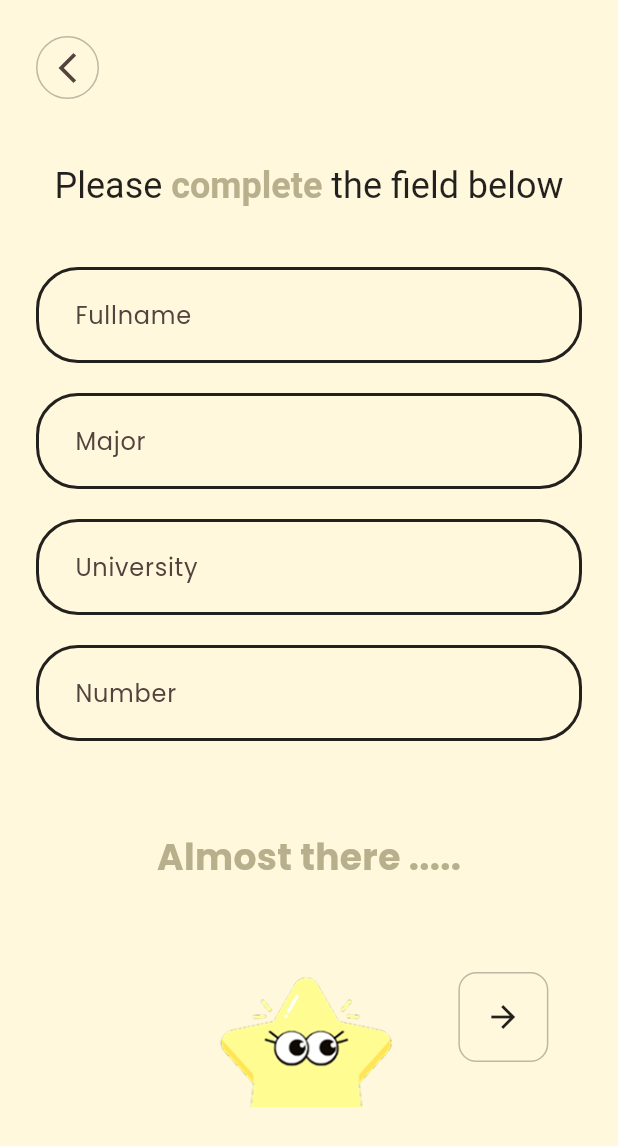
After one commit to Bagas-Rafi-Dewantara/CHAMPIFY, a Flutter app: the screen it shows after launch, after a tap on "Sign Up", on a phone screen of 412 x 824 dp. The commit adds this screen. Shown: the top 1146 px of the screen. Run offline on Flutter 3.47's test engine with Material 3 defaults, Android fonts, the phone set to English and light mode, and no system bars; our stand-ins replace google_fonts; network calls fail.

Commit message:
login dan sign up

```diff
--- /dev/null
+++ b/lib/authentication/signup.dart
@@ -0,0 +1,283 @@
+import 'package:flutter/material.dart';
+
+class WelcomePage extends StatelessWidget {
+  const WelcomePage({super.key});
+
+  @override
+  Widget build(BuildContext context) {
+    return Scaffold(
+      backgroundColor: const Color(0xFFFFF8DC),
+      body: SafeArea(
+        child: Padding(
+          padding: const EdgeInsets.symmetric(horizontal: 24.0),
+          child: Column(
+            children: [
+              const SizedBox(height: 40),
+
+              Row(
+                mainAxisAlignment: MainAxisAlignment.center,
+                children: [
+                  Image.asset(
+                    'assets/images/logofull.png',
+                    height: 40,
+                  ),
+                ],
+              ),
+
+              const Spacer(),
+
+              Image.asset(
+                'assets/images/starsignup.png',
+                height: 250,
+              ),
+              const SizedBox(height: 40),
+
+              const Text(
+                'Hi, fellas',
+                style: TextStyle(
+                  fontSize: 48,
+                  fontWeight: FontWeight.bold,
+                  color: Colors.black87,
+                ),
+              ),
+              const SizedBox(height: 8),
+
+              const Text(
+                'are you ready to be a gladiator?',
+                style: TextStyle(
+                  fontSize: 16,
+                  color: Colors.black87,
+                ),
+              ),
+
+              const SizedBox(height: 40),
+
+              SizedBox(
+                width: double.infinity,
+                height: 56,
+                child: ElevatedButton(
+                  onPressed: () {
+                    Navigator.pushNamed(context, '/signup');
+                  },
+                  style: ElevatedButton.styleFrom(
+                    backgroundColor: const Color(0xFFB8B08D),
+                    elevation: 0,
+                    shape: RoundedRectangleBorder(
+                      borderRadius: BorderRadius.circular(28),
+                    ),
+                  ),
+                  child: const Text(
+                    'Sign Up',
+                    style: TextStyle(
+                      fontSize: 18,
+                      fontWeight: FontWeight.w600,
+                      color: Color(0xFFFFF8DC),
+                    ),
+                  ),
+                ),
+              ),
+
+              const SizedBox(height: 16),
+
+              Row(
+                mainAxisAlignment: MainAxisAlignment.center,
+                children: [
+                  const Text(
+                    'Already have an account? ',
+                    style: TextStyle(fontSize: 14),
+                  ),
+                  GestureDetector(
+                    onTap: () {},
+                    child: const Text(
+                      'Login',
+                      style: TextStyle(
+                        fontSize: 14,
+                        color: Color(0xFFE8A87C),
+                        fontWeight: FontWeight.w600,
+                      ),
+                    ),
+                  ),
+                ],
+              ),
+
+              const SizedBox(height: 40),
+            ],
+          ),
+        ),
+      ),
+    );
+  }
+}
+
+class SignUpFormPage extends StatefulWidget {
+  const SignUpFormPage({super.key});
+
+  @override
+  State<SignUpFormPage> createState() => _SignUpFormPageState();
+}
+
+class _SignUpFormPageState extends State<SignUpFormPage> {
+  final _fullnameController = TextEditingController();
+  final _majorController = TextEditingController();
+  final _universityController = TextEditingController();
+  final _numberController = TextEditingController();
+
+  @override
+  void dispose() {
+    _fullnameController.dispose();
+    _majorController.dispose();
+    _universityController.dispose();
+    _numberController.dispose();
+    super.dispose();
+  }
+
+  @override
+  Widget build(BuildContext context) {
+    return Scaffold(
+      backgroundColor: const Color(0xFFFFF8DC),
+      body: SafeArea(
+        child: Column(
+          children: [
+            Padding(
+              padding: const EdgeInsets.all(16),
+              child: Align(
+                alignment: Alignment.topLeft,
+                child: IconButton(
+                  onPressed: () => Navigator.pop(context),
+                  icon: Container(
+                    padding: const EdgeInsets.all(8),
+                    decoration: BoxDecoration(
+                      border: Border.all(color: Colors.black26),
+                      shape: BoxShape.circle,
+                    ),
+                    child: const Icon(Icons.arrow_back_ios_new),
+                  ),
+                ),
+              ),
+            ),
+
+            Expanded(
+              child: SingleChildScrollView(
+                padding: const EdgeInsets.symmetric(horizontal: 24),
+                child: Column(
+                  children: [
+                    const SizedBox(height: 20),
+                    RichText(
+                      textAlign: TextAlign.center,
+                      text: const TextSpan(
+                        style: TextStyle(
+                          fontSize: 24,
+                          color: Colors.black87,
+                        ),
+                        children: [
+                          TextSpan(text: 'Please '),
+                          TextSpan(
+                            text: 'complete ',
+                            style: TextStyle(
+                              fontWeight: FontWeight.bold,
+                              color: Color(0xFFB8B08D),
+                            ),
+                          ),
+                          TextSpan(text: 'the field below'),
+                        ],
+                      ),
+                    ),
+                    const SizedBox(height: 40),
+
+                    _buildField(_fullnameController, 'Fullname'),
+                    const SizedBox(height: 20),
+                    _buildField(_majorController, 'Major'),
+                    const SizedBox(height: 20),
+                    _buildField(_universityController, 'University'),
+                    const SizedBox(height: 20),
+                    _buildField(_numberController, 'Number',
+                        keyboardType: TextInputType.phone),
+
+                    const SizedBox(height: 60),
+
+                    const Text(
+                      'Almost there .....',
+                      style: TextStyle(
+                        fontSize: 24,
+                        fontWeight: FontWeight.bold,
+                        color: Color(0xFFB8B08D),
+                      ),
+                    ),
+                    const SizedBox(height: 30),
+
+                    Row(
+                      mainAxisAlignment: MainAxisAlignment.center,
+                      children: [
+                        Image.asset(
+                          'assets/images/starexcited.png',
+                          height: 120,
+                        ),
+                        const SizedBox(width: 40),
+                        _buildSubmitButton(context),
+                      ],
+                    ),
+
+                    const SizedBox(height: 40),
+                  ],
+                ),
+              ),
+            ),
+          ],
+        ),
+      ),
+    );
+  }
+
+  Widget _buildField(
+    TextEditingController controller,
+    String hint, {
+    TextInputType keyboardType = TextInputType.text,
+  }) {
+    return Container(
+      decoration: BoxDecoration(
+        color: const Color(0xFFFFF8DC),
+        borderRadius: BorderRadius.circular(28),
+        border: Border.all(color: Colors.black87, width: 2),
+      ),
+      child: TextField(
+        controller: controller,
+        keyboardType: keyboardType,
+        decoration: InputDecoration(
+          hintText: hint,
+          border: InputBorder.none,
+          contentPadding:
+              const EdgeInsets.symmetric(horizontal: 24, vertical: 18),
+        ),
+      ),
+    );
+  }
+
+  Widget _buildSubmitButton(BuildContext context) {
+    return Container(
+      width: 60,
+      height: 60,
+      decoration: BoxDecoration(
+        color: const Color(0xFFFFF8DC),
+        border: Border.all(color: Colors.black26),
+        borderRadius: BorderRadius.circular(12),
+      ),
+      child: IconButton(
+        icon: const Icon(Icons.arrow_forward, color: Colors.black87),
+        onPressed: () {
+          if (_fullnameController.text.isNotEmpty &&
+              _majorController.text.isNotEmpty &&
+              _universityController.text.isNotEmpty &&
+              _numberController.text.isNotEmpty) {
+            ScaffoldMessenger.of(context).showSnackBar(
+              const SnackBar(content: Text('Sign up successful!')),
+            );
+          } else {
+            ScaffoldMessenger.of(context).showSnackBar(
+              const SnackBar(content: Text('Please fill all fields')),
+            );
+          }
+        },
+      ),
+    );
+  }
+}
--- a/lib/main.dart
+++ b/lib/main.dart
@@ -1,7 +1,10 @@
 import 'package:flutter/material.dart';
-import 'package:google_fonts/google_fonts.dart'; // 1. Jangan lupa import ini
+import 'package:google_fonts/google_fonts.dart';
+
+import 'authentication/signup.dart';
+import 'authentication/login.dart';
+import 'mentoring.dart';
 import 'course/courses.dart';
-import 'course/playlist_course.dart';
 
 void main() {
   runApp(const MyApp());
@@ -13,61 +16,24 @@ class MyApp extends StatelessWidget {
   @override
   Widget build(BuildContext context) {
     return MaterialApp(
+      title: 'Champify',
       debugShowCheckedModeBanner: false,
-      title: 'Course App',
       theme: ThemeData(
+        textTheme: GoogleFonts.poppinsTextTheme(),
         colorScheme: ColorScheme.fromSeed(seedColor: Colors.brown),
         useMaterial3: true,
+      ),
 
-        // 2. TAMBAHKAN BARIS AJAIB INI:
-        // Ini bikin semua teks di aplikasi otomatis jadi Poppins
-        textTheme: GoogleFonts.poppinsTextTheme(),
-      ),
-      home: const CoursePage(),
+      // Halaman pertama yang muncul
+      home: const WelcomePage(),
+
+      // Routing
+      routes: {
+        '/signup': (context) => const SignUpFormPage(),
+        '/login': (context) => const LoginPage(),
+        '/mentoring': (context) => const ZoomMeetingScreen(),
+        '/courses': (context) => const CoursePage(),
+      },
     );
   }
 }
-
-// 3. Ini Halaman Depan (Landing Page)
-class MenuUtama extends StatelessWidget {
-  const MenuUtama({super.key});
-
-  @override
-  Widget build(BuildContext context) {
-    return Scaffold(
-      appBar: AppBar(title: const Text("Aplikasi Belajar")),
-      body: Center(
-        child: Column(
-          mainAxisAlignment: MainAxisAlignment.center,
-          children: [
-            const Text(
-              "Selamat Datang!",
-              style: TextStyle(fontSize: 24, fontWeight: FontWeight.bold),
-            ),
-            const SizedBox(height: 20),
-
-            // 4. Ini Tombol untuk pindah halaman
-            ElevatedButton(
-              style: ElevatedButton.styleFrom(
-                backgroundColor: Colors.brown,
-                foregroundColor: Colors.white,
-                padding: const EdgeInsets.symmetric(
-                  horizontal: 30,
-                  vertical: 15,
-                ),
-              ),
-              onPressed: () {
-                // LOGIKA PINDAH HALAMAN (ROUTING)
-                Navigator.push(
-                  context,
-                  MaterialPageRoute(builder: (context) => const CoursePage()),
-                );
-              },
-              child: const Text("Buka Course Page"),
-            ),
-          ],
-        ),
-      ),
-    );
-  }
-}
--- a/lib/mentoring.dart
+++ b/lib/mentoring.dart
@@ -1,20 +1,4 @@
 import 'package:flutter/material.dart';
-
-void main() {
-  runApp(const MyApp());
-}
-
-class MyApp extends StatelessWidget {
-  const MyApp({Key? key}) : super(key: key);
-
-  @override
-  Widget build(BuildContext context) {
-    return MaterialApp(
-      debugShowCheckedModeBanner: false,
-      home: const ZoomMeetingScreen(),
-    );
-  }
-}
 
 class ZoomMeetingScreen extends StatelessWidget {
   const ZoomMeetingScreen({Key? key}) : super(key: key);
--- a/pubspec.yaml
+++ b/pubspec.yaml
@@ -61,6 +61,9 @@ flutter:
 
   assets:
     - assets/images/
+    - assets/images/logofull.png
+    - assets/images/starexcited.png
+
 
   # To add assets to your application, add an assets section, like this:
   # assets:
```
Also changed, not shown: lib/authentication/login.dart (added, +239 -0 lines), assets/images/logofull.png (added), assets/images/saturnlogin.png (added), assets/images/starexcited.png (added), assets/images/starsignup.png (added).
